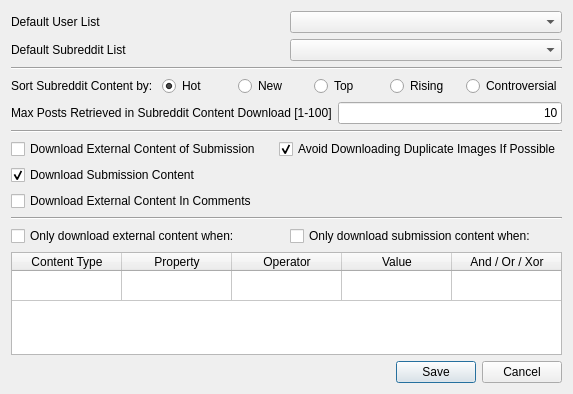
NSchrading/redditDataExtractor, file settings.ui: the form before one commit.
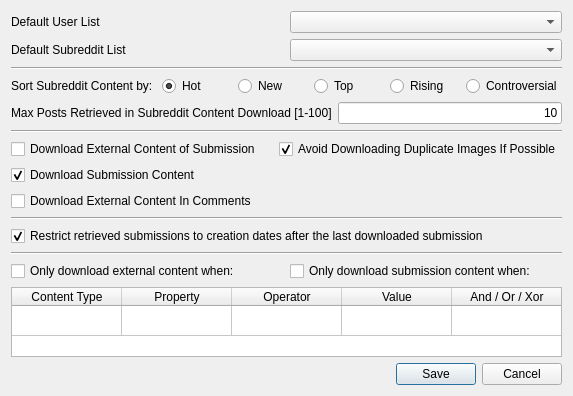
The form after the commit.

Commit message:
Filtering works fully for subreddits and comments Vidble works now Can prevent downloads based on latest utc of downloaded posts Display when downloads have finished for users/subreddits Subreddits / Users are proper subclasses now beginswith / doesnt begin with and etc work now Downloaded json submission data contains the entire __dict__ of the submission now Fixed combobox for connector displaying blank value
To do:
General code cleanup
Cache comments obtained during filter checks
Check isedited setting and see if set for some posts
Possibly limit operators based on properties in filtering

What changed in the file:
```diff
--- a/settings.ui
+++ b/settings.ui
@@ -205,6 +205,30 @@
      </property>
     </widget>
    </item>
+   <item>
+    <layout class="QHBoxLayout" name="horizontalLayout_8">
+     <item>
+      <widget class="QCheckBox" name="restrictDownloadsByCreationDateCheckBox">
+       <property name="toolTip">
+        <string>&lt;html&gt;&lt;head/&gt;&lt;body&gt;&lt;p&gt;Always works for users, only works for subreddits when downloading by 'New'.&lt;/p&gt;&lt;p&gt;Uncheck this option to gather all available submissions of users and download ones that have not been downloaded already. &lt;/p&gt;&lt;p&gt;This is useful to attempt to download posts that failed due to a connection loss.&lt;/p&gt;&lt;p&gt;Checking this option may speed up the downloading process.&lt;/p&gt;&lt;/body&gt;&lt;/html&gt;</string>
+       </property>
+       <property name="text">
+        <string>Restrict retrieved submissions to creation dates after the last downloaded submission</string>
+       </property>
+       <property name="checked">
+        <bool>true</bool>
+       </property>
+      </widget>
+     </item>
+    </layout>
+   </item>
+   <item>
+    <widget class="Line" name="line_4">
+     <property name="orientation">
+      <enum>Qt::Horizontal</enum>
+     </property>
+    </widget>
+   </item>
    <item>
     <layout class="QHBoxLayout" name="horizontalLayout_7">
      <item>
```
The commit also changes 7 other files.
